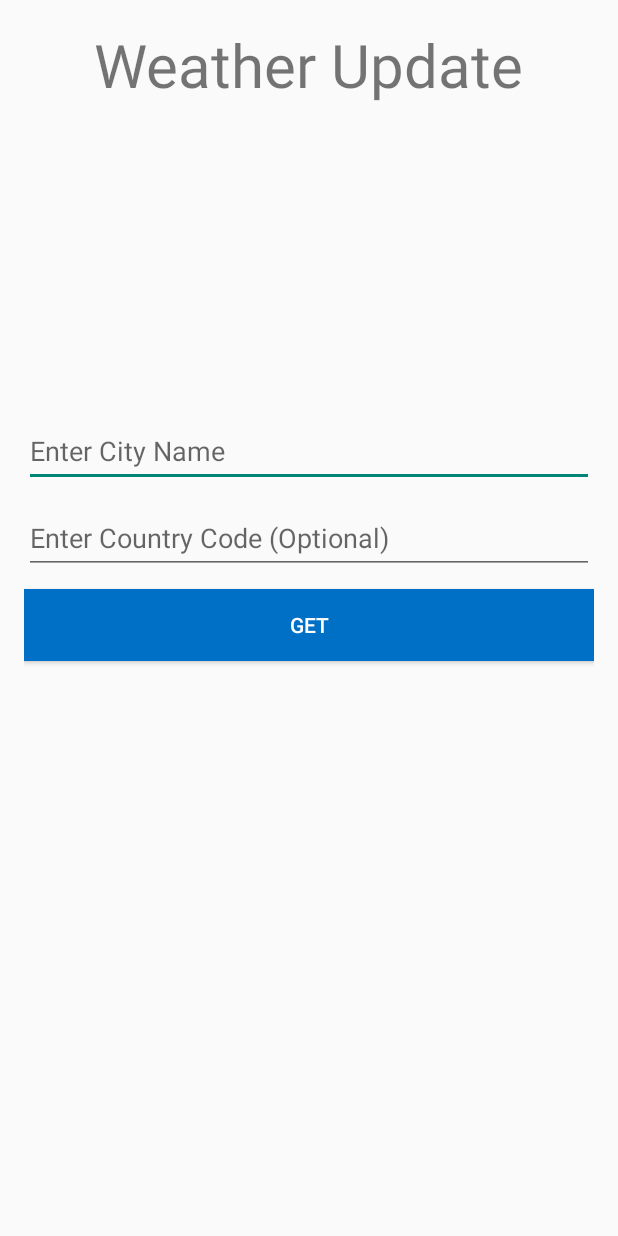
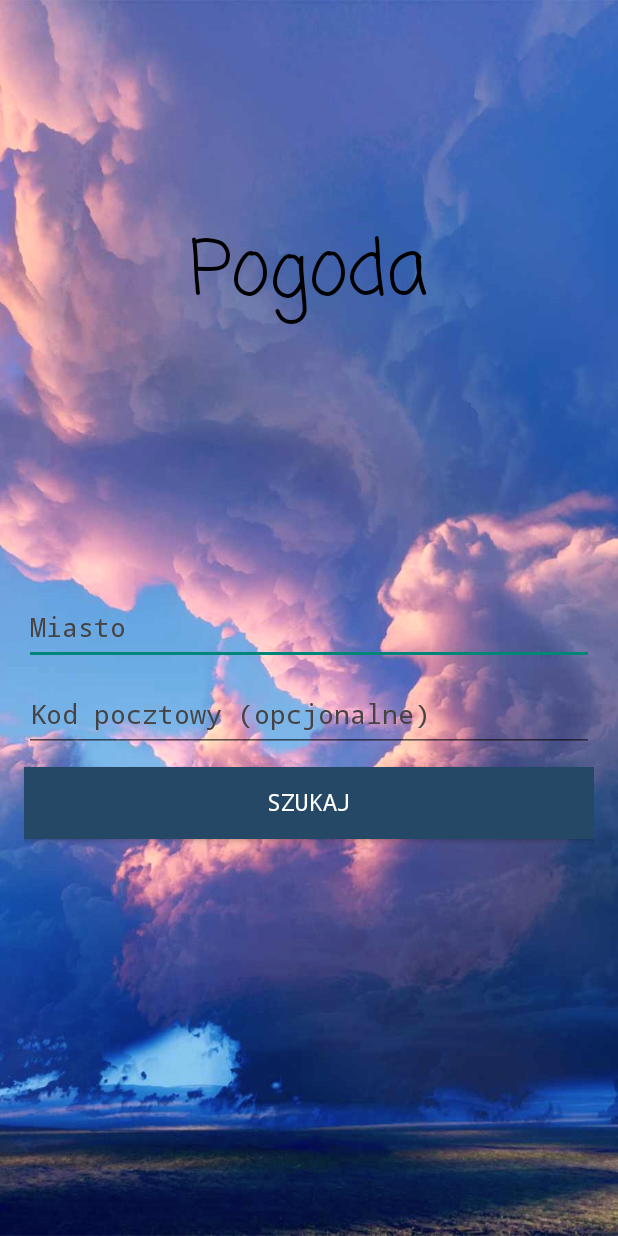
Before and after one commit to Namlesz/WeatherAndroidApp, an Android app: the screen it shows after launch (MainActivity), on a phone screen of 412 x 824 dp. Run offline under Robolectric (Android 15) with nearby library versions, the phone set to English and light mode, and no system bars; our stand-ins replace Volley.

Commit message:
feat
Add details screen
Change background

```diff
--- a/app/src/main/AndroidManifest.xml
+++ b/app/src/main/AndroidManifest.xml
@@ -18,6 +18,9 @@
         android:theme="@style/Theme.AppCompat.Light.NoActionBar.FullScreen"
         tools:targetApi="31">
         <activity
+            android:name=".WeatherDetails"
+            android:exported="false" />
+        <activity
             android:name=".MainActivity"
             android:exported="true">
             <intent-filter>
--- a/app/src/main/res/layout/activity_main.xml
+++ b/app/src/main/res/layout/activity_main.xml
@@ -8,20 +8,8 @@
     tools:context=".MainActivity"
     android:orientation="vertical"
     android:padding="16dp"
+    android:background="@drawable/background"
     >
-
-    <TextView
-        android:layout_width="wrap_content"
-        android:layout_height="wrap_content"
-        android:layout_gravity="center"
-        android:text="Weather Update"
-        android:textSize="40sp"
-        app:layout_constraintBottom_toBottomOf="parent"
-        app:layout_constraintEnd_toEndOf="parent"
-        app:layout_constraintHorizontal_bias="0.579"
-        app:layout_constraintStart_toStartOf="parent"
-        app:layout_constraintTop_toTopOf="parent"
-        app:layout_constraintVertical_bias="0.0" />
 
     <LinearLayout
         android:id="@+id/linearLayout"
@@ -33,8 +21,29 @@
         tools:layout_editor_absoluteY="16dp">
 
         <View
+            android:id="@+id/view2"
             android:layout_width="match_parent"
-            android:layout_height="0dp"
+            android:layout_height="73dp"
+            android:layout_weight="1"></View>
+
+        <TextView
+            android:layout_width="wrap_content"
+            android:layout_height="wrap_content"
+            android:layout_gravity="center"
+            android:fontFamily="casual"
+            android:text="Pogoda"
+            android:textColor="#000000"
+            android:textSize="50sp"
+            app:layout_constraintBottom_toBottomOf="parent"
+            app:layout_constraintEnd_toEndOf="parent"
+            app:layout_constraintHorizontal_bias="0.579"
+            app:layout_constraintStart_toStartOf="parent"
+            app:layout_constraintTop_toTopOf="parent"
+            app:layout_constraintVertical_bias="0.0" />
+
+        <View
+            android:layout_width="match_parent"
+            android:layout_height="119dp"
             android:layout_weight="1"></View>
 
         <EditText
@@ -43,9 +52,13 @@
             android:layout_height="wrap_content"
             android:layout_marginBottom="10dp"
             android:ems="10"
-            android:hint="Enter City Name"
+            android:fontFamily="monospace"
+            android:hint="Miasto"
+            android:includeFontPadding="false"
             android:inputType="textPersonName"
-            android:minHeight="48dp" />
+            android:minHeight="48dp"
+            android:textColor="#000000"
+            android:textColorHint="#474343" />
 
         <EditText
             android:id="@+id/etCountry"
@@ -53,34 +66,31 @@
             android:layout_height="wrap_content"
             android:layout_marginBottom="10dp"
             android:ems="10"
-            android:hint="Enter Country Code (Optional)"
+            android:fontFamily="monospace"
+            android:hint="Kod pocztowy (opcjonalne)"
+            android:includeFontPadding="false"
             android:inputType="textPersonName"
-            android:minHeight="48dp" />
+            android:minHeight="48dp"
+            android:textColorHint="#474343" />
 
         <Button
             android:id="@+id/btnGet"
             android:layout_width="match_parent"
             android:layout_height="wrap_content"
             android:layout_marginBottom="10dp"
-            android:background="#0070c7"
+            android:background="#244865"
+            android:fontFamily="monospace"
+            android:includeFontPadding="false"
             android:onClick="getWeatherDetails"
-            android:text="Get"
+            android:text="Szukaj"
             android:textColor="@android:color/white"
+            android:textFontWeight="2"
+            android:textSize="16sp"
             app:backgroundTint="@null" />
-
-        <ScrollView
-            android:layout_width="match_parent"
-            android:layout_height="150dp">
-
-            <TextView
-                android:id="@+id/tvResult"
-                android:layout_width="match_parent"
-                android:layout_height="wrap_content" />
-        </ScrollView>
 
         <View
             android:layout_width="match_parent"
-            android:layout_height="0dp"
+            android:layout_height="183dp"
             android:layout_weight="1"></View>
     </LinearLayout>
 </LinearLayout>
```
Also changed, not shown: app/src/main/java/com/example/weatherapp/MainActivity.java (+14 -69 lines), app/src/main/java/com/example/weatherapp/WeatherDetails.java (added, +59 -0 lines), app/src/main/res/layout/activity_weather_details.xml (added, +18 -0 lines), app/src/main/res/drawable/background.jpg (added).
